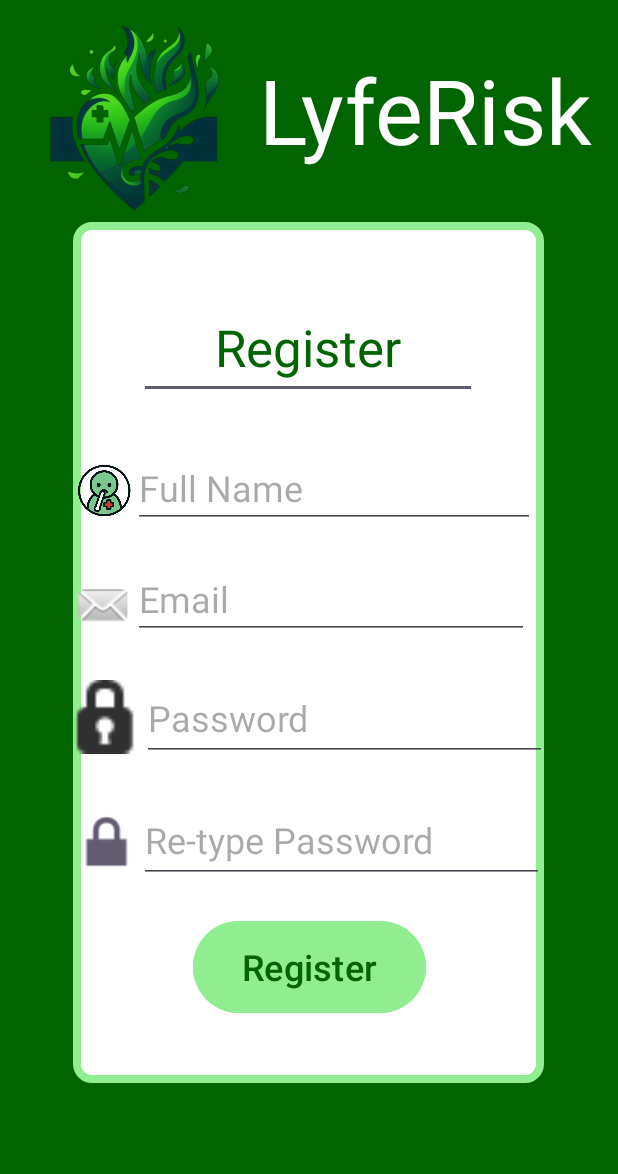
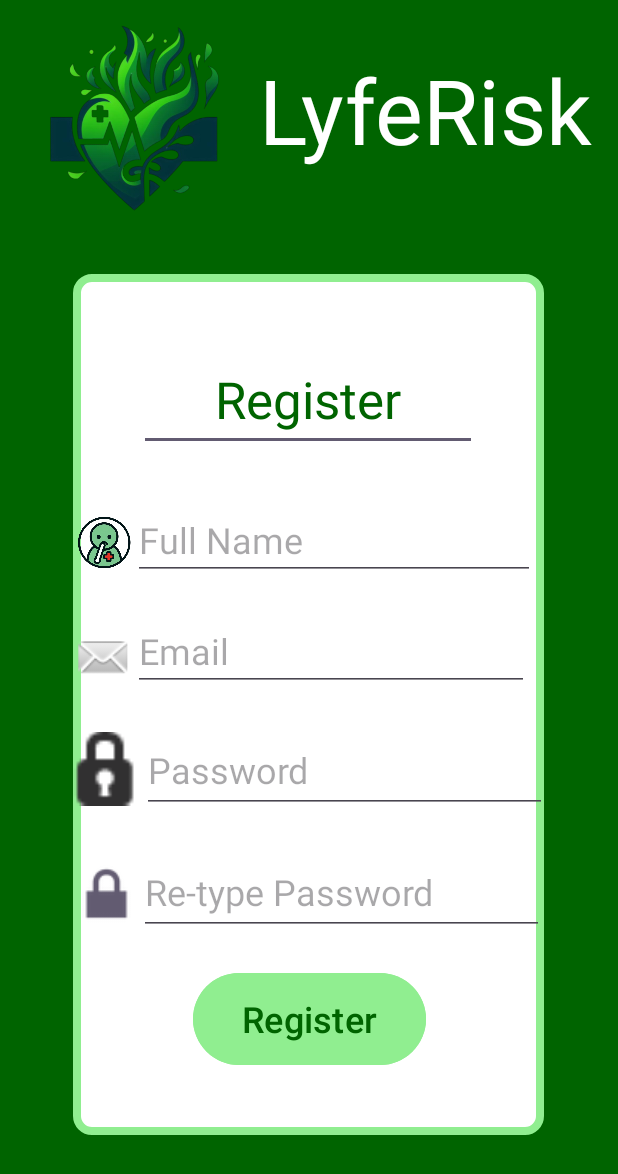
Before and after one commit to timeislife26/3rd_Year_Group_Project, an Android app: the RegisterActivity screen opened directly, with no data from a screen before it, on a phone screen of 412 x 824 dp. Shown: the top 1174 px of the screen. Run offline under Robolectric (Android 15) with nearby library versions, the phone set to English and light mode, and no system bars.

Commit message:
Added a main menu, no functionality yet, fixed editable main text

```diff
--- a/mobile_app/app/src/main/AndroidManifest.xml
+++ b/mobile_app/app/src/main/AndroidManifest.xml
@@ -13,10 +13,13 @@
         android:theme="@style/Theme.LyfeRisk"
         tools:targetApi="31">
         <activity
-            android:name=".MainActivity3"
+            android:name=".MenuActivity"
             android:exported="false" />
         <activity
-            android:name=".MainActivity2"
+            android:name=".RegisterActivity"
+            android:exported="false" />
+        <activity
+            android:name=".LoginActivity"
             android:exported="false"
             android:label="@string/title_activity_main2"
             android:theme="@style/Theme.LyfeRisk" />
--- a/mobile_app/app/src/main/java/com/example/LyfeRisk/MainActivity.java
+++ b/mobile_app/app/src/main/java/com/example/LyfeRisk/MainActivity.java
@@ -7,10 +7,7 @@ import android.content.Intent;
 import android.content.pm.ActivityInfo;
 import android.os.Bundle;
 import android.view.View;
-import android.view.WindowManager;
 import android.widget.Button;
-import android.widget.TextView;
-import android.widget.Toast;
 
 public class MainActivity extends AppCompatActivity {
 
@@ -29,7 +26,7 @@ public class MainActivity extends AppCompatActivity {
             @Override
             public void onClick(View view) {
                 //step 3 create on intent
-                Intent intent1 = new Intent(MainActivity.this,MainActivity2.class);
+                Intent intent1 = new Intent(MainActivity.this, LoginActivity.class);
                 //step3 start activity
                 startActivity(intent1);
             }
@@ -42,7 +39,7 @@ public class MainActivity extends AppCompatActivity {
             @Override
             public void onClick(View view) {
                 //step 3 create on intent
-                Intent intent2 = new Intent(MainActivity.this,MainActivity3.class);
+                Intent intent2 = new Intent(MainActivity.this, RegisterActivity.class);
                 //step3 start activity
                 startActivity(intent2);
             }
--- a/mobile_app/app/src/main/java/com/example/LyfeRisk/MainActivity3.java
+++ b/mobile_app/app/src/main/java/com/example/LyfeRisk/RegisterActivity.java
@@ -3,19 +3,21 @@ package com.example.LyfeRisk;
 import androidx.appcompat.app.AppCompatActivity;
 
 import android.annotation.SuppressLint;
+import android.content.ActivityNotFoundException;
+import android.content.Intent;
 import android.content.pm.ActivityInfo;
 import android.os.Bundle;
 import android.view.View;
-import android.view.WindowManager;
 
-public class MainActivity3 extends AppCompatActivity {
+public class RegisterActivity extends AppCompatActivity {
 
     @SuppressLint("SourceLockedOrientationActivity")
     @Override
     protected void onCreate(Bundle savedInstanceState) {
         super.onCreate(savedInstanceState);
-        setContentView(R.layout.activity_main3);
+        setContentView(R.layout.activity_register);
         // Makes the app in portrait mode only
         setRequestedOrientation(ActivityInfo.SCREEN_ORIENTATION_PORTRAIT);
     }
+
 }
--- a/mobile_app/app/src/main/res/layout/activity_main3.xml
+++ b/mobile_app/app/src/main/res/layout/activity_register.xml
@@ -6,26 +6,26 @@
     android:layout_height="match_parent"
     android:background="@android:color/white"
     android:backgroundTint="#006400"
-    tools:context=".MainActivity2">
+    tools:context=".LoginActivity">
 
     <ImageView
-        android:id="@+id/imageView"
+        android:id="@+id/logo"
         android:layout_width="173dp"
         android:layout_height="131dp"
         android:layout_marginTop="16dp"
         android:layout_marginEnd="236dp"
         android:layout_marginBottom="2dp"
-        app:layout_constraintBottom_toTopOf="@+id/imageView3"
+        app:layout_constraintBottom_toTopOf="@+id/textBox"
         app:layout_constraintEnd_toEndOf="parent"
         app:layout_constraintTop_toTopOf="parent"
         app:layout_constraintVertical_bias="0.0"
         app:srcCompat="@drawable/logo_no_background" />
 
     <ImageView
-        android:id="@+id/imageView3"
+        android:id="@+id/textBox"
         android:layout_width="314dp"
         android:layout_height="574dp"
-        android:layout_marginTop="21dp"
+        android:layout_marginTop="56dp"
         android:background="#006400"
         android:src="@drawable/textbubble"
         app:layout_constraintEnd_toEndOf="parent"
@@ -45,10 +45,10 @@
         android:textColorHighlight="@android:color/white"
         android:textColorLink="@android:color/white"
         android:textSize="24sp"
-        app:layout_constraintBottom_toBottomOf="@+id/imageView3"
+        app:layout_constraintBottom_toBottomOf="@+id/textBox"
         app:layout_constraintEnd_toEndOf="parent"
         app:layout_constraintStart_toStartOf="parent"
-        app:layout_constraintTop_toTopOf="@+id/imageView3" />
+        app:layout_constraintTop_toTopOf="@+id/textBox" />
 
     <TextView
         android:id="@+id/loginTV"
@@ -60,7 +60,7 @@
         android:textSize="60sp"
         app:layout_constraintBottom_toBottomOf="parent"
         app:layout_constraintEnd_toEndOf="parent"
-        app:layout_constraintStart_toEndOf="@+id/imageView"
+        app:layout_constraintStart_toEndOf="@+id/logo"
         app:layout_constraintTop_toTopOf="parent"
         app:layout_constraintVertical_bias="0.045" />
 
@@ -78,10 +78,10 @@
         android:textAlignment="center"
         android:textColor="#006400"
         android:textSize="34sp"
-        app:layout_constraintBottom_toBottomOf="@+id/imageView3"
-        app:layout_constraintEnd_toEndOf="@+id/imageView3"
-        app:layout_constraintStart_toStartOf="@+id/imageView3"
-        app:layout_constraintTop_toTopOf="@+id/imageView3"
+        app:layout_constraintBottom_toBottomOf="@+id/textBox"
+        app:layout_constraintEnd_toEndOf="@+id/textBox"
+        app:layout_constraintStart_toStartOf="@+id/textBox"
+        app:layout_constraintTop_toTopOf="@+id/textBox"
         app:layout_constraintVertical_bias="0.232" />
 
     <EditText
@@ -97,11 +97,11 @@
         android:inputType="textEmailAddress"
         android:textColor="@android:color/black"
         android:textSize="24sp"
-        app:layout_constraintBottom_toBottomOf="@+id/imageView3"
+        app:layout_constraintBottom_toBottomOf="@+id/textBox"
         app:layout_constraintEnd_toEndOf="@+id/editTextTextEmailAddress2"
         app:layout_constraintHorizontal_bias="0.25"
-        app:layout_constraintStart_toStartOf="@+id/imageView3"
-        app:layout_constraintTop_toTopOf="@+id/imageView3"
+        app:layout_constraintStart_toStartOf="@+id/textBox"
+        app:layout_constraintTop_toTopOf="@+id/textBox"
         app:layout_constraintVertical_bias="0.0" />
 
     <EditText
@@ -119,7 +119,7 @@
         app:layout_constraintEnd_toEndOf="parent"
         app:layout_constraintHorizontal_bias="0.615"
         app:layout_constraintStart_toStartOf="parent"
-        app:layout_constraintTop_toTopOf="@+id/imageView3"
+        app:layout_constraintTop_toTopOf="@+id/textBox"
         app:layout_constraintVertical_bias="1.0" />
 
     <ImageView
@@ -129,11 +129,11 @@
         android:layout_marginTop="152dp"
         android:layout_marginEnd="272dp"
         android:layout_marginBottom="374dp"
-        app:layout_constraintBottom_toBottomOf="@+id/imageView3"
-        app:layout_constraintEnd_toEndOf="@+id/imageView3"
+        app:layout_constraintBottom_toBottomOf="@+id/textBox"
+        app:layout_constraintEnd_toEndOf="@+id/textBox"
         app:layout_constraintHorizontal_bias="0.961"
         app:layout_constraintStart_toStartOf="parent"
-        app:layout_constraintTop_toTopOf="@+id/imageView3"
+        app:layout_constraintTop_toTopOf="@+id/textBox"
         app:layout_constraintVertical_bias="0.0"
         app:srcCompat="@drawable/patienticon" />
 
@@ -148,7 +148,7 @@
         android:inputType="textPassword"
         android:textColor="@android:color/black"
         android:textSize="24sp"
-        app:layout_constraintBottom_toBottomOf="@+id/imageView3"
+        app:layout_constraintBottom_toBottomOf="@+id/textBox"
         app:layout_constraintEnd_toEndOf="parent"
         app:layout_constraintHorizontal_bias="0.666"
         app:layout_constraintStart_toStartOf="parent"
@@ -162,11 +162,11 @@
         android:layout_marginTop="304dp"
         android:layout_marginEnd="268dp"
         android:layout_marginBottom="219dp"
-        app:layout_constraintBottom_toBottomOf="@+id/imageView3"
-        app:layout_constraintEnd_toEndOf="@+id/imageView3"
+        app:layout_constraintBottom_toBottomOf="@+id/textBox"
+        app:layout_constraintEnd_toEndOf="@+id/textBox"
         app:layout_constraintHorizontal_bias="1.0"
         app:layout_constraintStart_toStartOf="parent"
-        app:layout_constraintTop_toTopOf="@+id/imageView3"
+        app:layout_constraintTop_toTopOf="@+id/textBox"
         app:layout_constraintVertical_bias="0.0"
         app:srcCompat="@android:drawable/ic_secure" />
 
@@ -181,7 +181,7 @@
         android:inputType="textPassword"
         android:textColor="@android:color/black"
         android:textSize="24sp"
-        app:layout_constraintBottom_toBottomOf="@+id/imageView3"
+        app:layout_constraintBottom_toBottomOf="@+id/textBox"
         app:layout_constraintEnd_toEndOf="parent"
         app:layout_constraintHorizontal_bias="0.652"
         app:layout_constraintStart_toStartOf="parent"
@@ -195,11 +195,11 @@
         android:layout_marginTop="384dp"
         android:layout_marginEnd="266dp"
         android:layout_marginBottom="132dp"
-        app:layout_constraintBottom_toBottomOf="@+id/imageView3"
-        app:layout_constraintEnd_toEndOf="@+id/imageView3"
+        app:layout_constraintBottom_toBottomOf="@+id/textBox"
+        app:layout_constraintEnd_toEndOf="@+id/textBox"
         app:layout_constraintHorizontal_bias="1.0"
         app:layout_constraintStart_toStartOf="parent"
-        app:layout_constraintTop_toTopOf="@+id/imageView3"
+        app:layout_constraintTop_toTopOf="@+id/textBox"
         app:layout_constraintVertical_bias="0.0"
         app:srcCompat="@android:drawable/ic_lock_lock" />
 
@@ -210,11 +210,11 @@
         android:layout_marginTop="228dp"
         android:layout_marginEnd="272dp"
         android:layout_marginBottom="290dp"
-        app:layout_constraintBottom_toBottomOf="@+id/imageView3"
-        app:layout_constraintEnd_toEndOf="@+id/imageView3"
+        app:layout_constraintBottom_toBottomOf="@+id/textBox"
+        app:layout_constraintEnd_toEndOf="@+id/textBox"
         app:layout_constraintHorizontal_bias="1.0"
         app:layout_constraintStart_toStartOf="parent"
-        app:layout_constraintTop_toTopOf="@+id/imageView3"
+        app:layout_constraintTop_toTopOf="@+id/textBox"
         app:layout_constraintVertical_bias="0.0"
         app:srcCompat="@android:drawable/sym_action_email" />
 
```
Also changed, not shown: mobile_app/app/src/main/java/com/example/LyfeRisk/LoginActivity.java (added, +37 -0 lines), mobile_app/app/src/main/java/com/example/LyfeRisk/MainActivity2.java (deleted, +0 -72 lines), mobile_app/app/src/main/java/com/example/LyfeRisk/MenuActivity.java (added, +19 -0 lines), mobile_app/app/src/main/res/layout/activity_login.xml (renamed from mobile_app/app/src/main/res/layout/activity_main2.xml, +60 -57 lines), mobile_app/app/src/main/res/layout/activity_main.xml (+5 -5 lines), mobile_app/app/src/main/res/layout/activity_menu.xml (added, +191 -0 lines), mobile_app/app/src/main/res/values/strings.xml (+9 -0 lines), mobile_app/app/src/main/res/drawable/ic_launcher_foreground_new.png.
